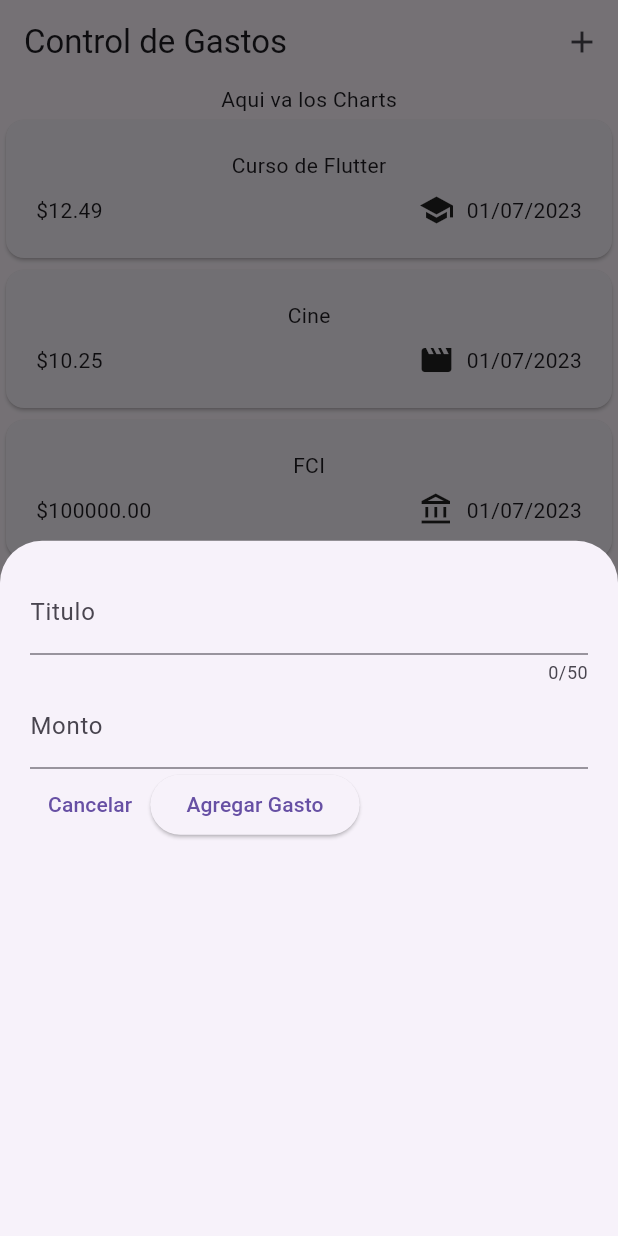
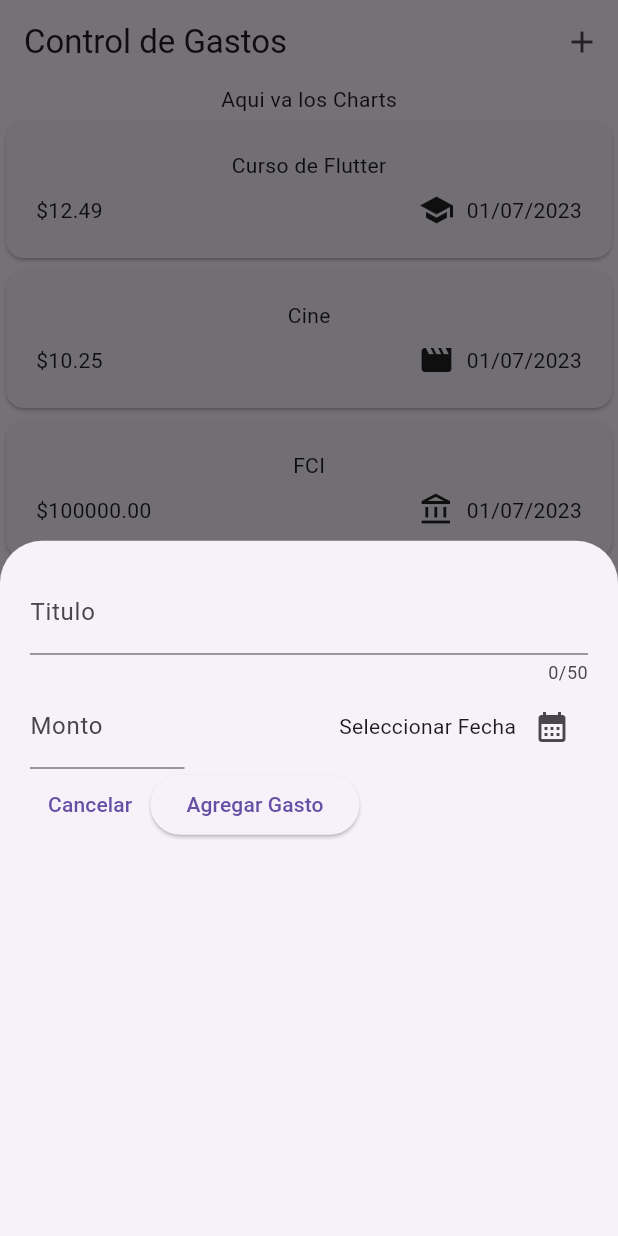
Before and after one commit to schwarz84/expenses-tracker-app, a Flutter app: the screen it shows after launch, after a tap on the "add" icon, on a phone screen of 412 x 824 dp. Run offline on Flutter 3.47's test engine with Material 2 defaults, Android fonts, the phone set to English and light mode, and no system bars.

Commit message:
clase 113

```diff
--- a/lib/main.dart
+++ b/lib/main.dart
@@ -1,10 +1,19 @@
 import 'package:flutter/material.dart';
+import 'package:flutter_localizations/flutter_localizations.dart';
 
 import 'package:expenses_tracker/widgets/widgets.dart';
 
 void main() {
   runApp(
     MaterialApp(
+      localizationsDelegates: const [
+        GlobalMaterialLocalizations.delegate,
+        GlobalWidgetsLocalizations.delegate,
+        GlobalCupertinoLocalizations.delegate,
+      ],
+      supportedLocales: const [
+        Locale('es', ''), // Español
+      ],
       debugShowCheckedModeBanner: false,
       theme: ThemeData(useMaterial3: true),
       home: const Expenses(),
--- a/lib/widgets/add_expense.dart
+++ b/lib/widgets/add_expense.dart
@@ -14,6 +14,18 @@ class _NewExpenseState extends State<NewExpense> {
   final _titleController = TextEditingController();
 
   final _amountController = TextEditingController();
+
+  void _showDataPicker() {
+    final now = DateTime.now();
+    final firstDate = DateTime(now.year -1, now.month, now.day);
+    showDatePicker(
+      context: context,
+      initialDate: now,
+      firstDate: firstDate,
+      lastDate: now,
+      locale: const Locale('es')
+    );
+  }
 
   @override
   void dispose() {
@@ -35,13 +47,28 @@ class _NewExpenseState extends State<NewExpense> {
               label: Text('Titulo')
             ),
           ),
-          TextField(
+          Row(
+            children: [
+              Expanded(
+                child: TextField(
                   controller: _amountController,
                   keyboardType: TextInputType.number,
                   decoration: const InputDecoration(
                     label: Text('Monto'),
                     prefixText: '\$ '
                   ),
+                ),
+              ),
+              const Spacer(),
+              Row(
+                children: [
+                  const Text('Seleccionar Fecha'),
+                  IconButton(
+                    onPressed: _showDataPicker,
+                    icon: const Icon(Icons.calendar_month))
+                ],
+              )
+            ],
           ),
           Row(
             children: [
--- a/pubspec.yaml
+++ b/pubspec.yaml
@@ -31,12 +31,15 @@ dependencies:
   flutter:
     sdk: flutter
 
+  flutter_localizations:
+    sdk: flutter
+
 
   # The following adds the Cupertino Icons font to your application.
   # Use with the CupertinoIcons class for iOS style icons.
   cupertino_icons: ^1.0.5
   uuid: ^3.0.7
-  intl: ^0.18.1
+  intl: ^0.18.0
 
 dev_dependencies:
   flutter_test:
```
Also changed, not shown: pubspec.lock. Lines whose indentation alone changed are shown as unchanged.
